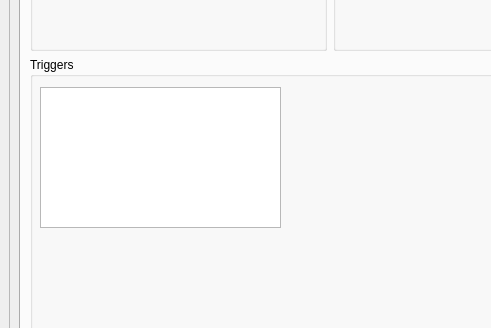
cibr-jyu/meggie, file meggie/ui/qt4Designer_ui_files/mainWindow.ui: the form before one commit; both pictures show x 0 to 491 and y 372 to 700 of the 964 by 829 pixel window.
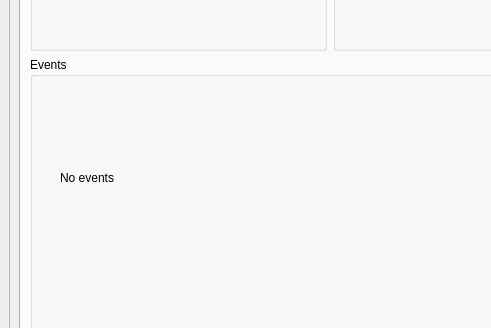
The form after the commit. The open tabs and pages were chosen to show the change. Icons and pictures are not drawn.

Commit message: mainWindow raw-tab shows event info in text label. EpochParamsWidget changed.

Patch:
```diff
--- a/meggie/ui/qt4Designer_ui_files/mainWindow.ui
+++ b/meggie/ui/qt4Designer_ui_files/mainWindow.ui
@@ -364,17 +364,20 @@
                 <item>
                  <widget class="QGroupBox" name="triggersBox">
                   <property name="title">
-                   <string>Triggers</string>
+                   <string>Events</string>
                   </property>
-                  <widget class="QListWidget" name="listWidget">
+                  <widget class="QLabel" name="labelEvents">
                    <property name="geometry">
                     <rect>
-                     <x>10</x>
+                     <x>30</x>
                      <y>30</y>
-                     <width>241</width>
-                     <height>141</height>
+                     <width>301</width>
+                     <height>181</height>
                     </rect>
                    </property>
+                   <property name="text">
+                    <string>No events</string>
+                   </property>
                   </widget>
                  </widget>
                 </item>
```
Left out of the diff: 4 changed lines with no effect on the pictures. The commit also changes 4 other files.
